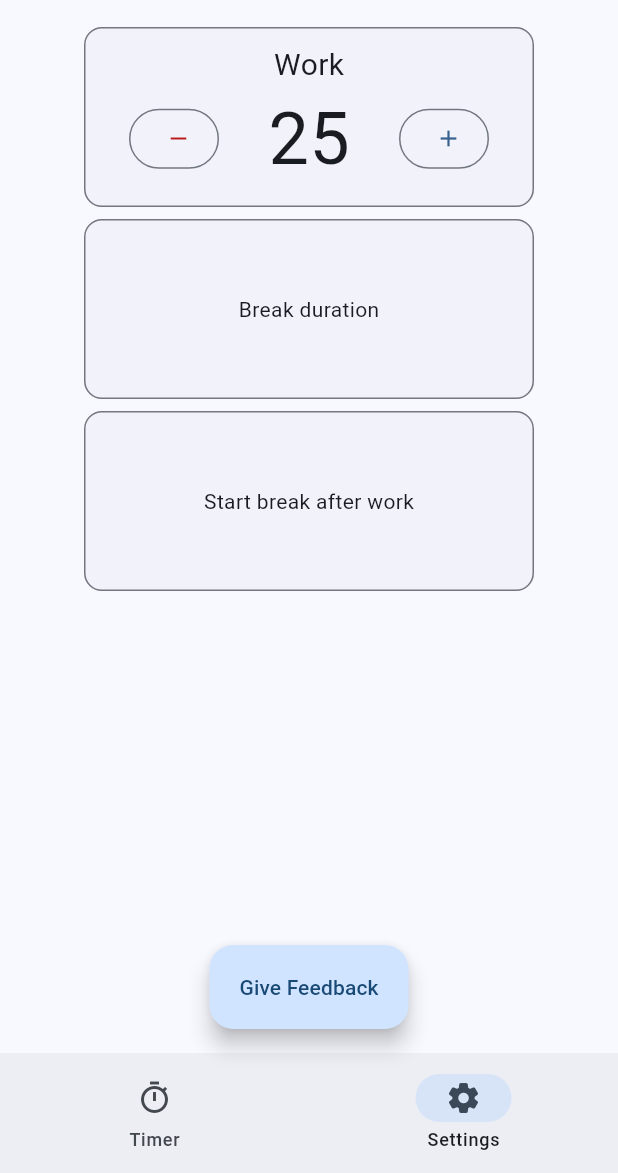
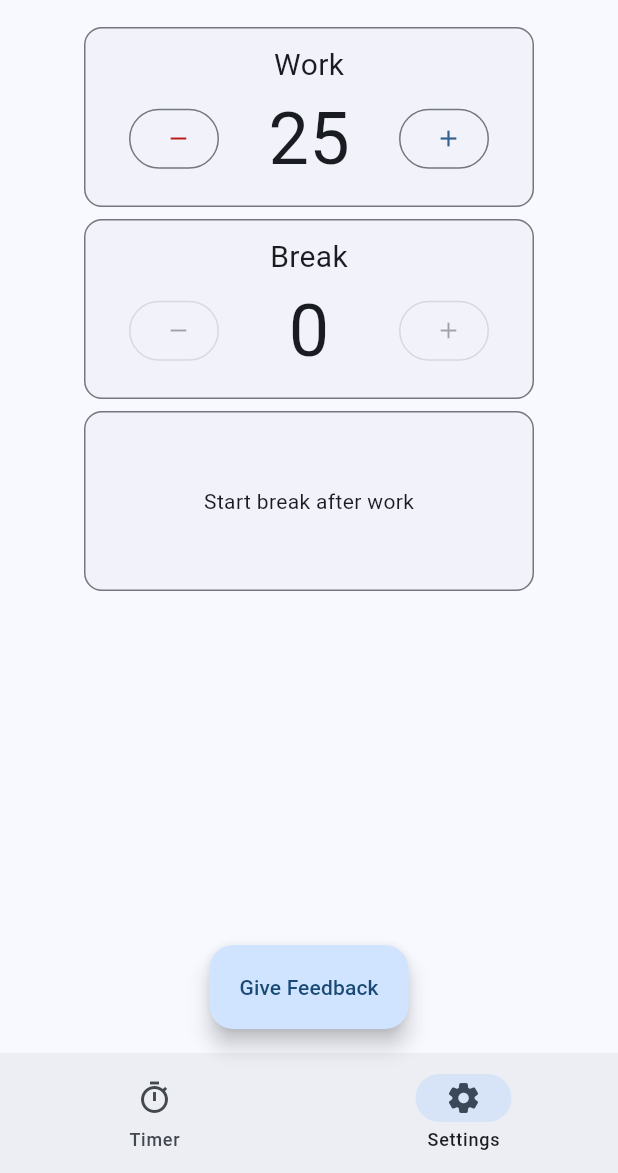
Before and after one commit to yhakamay/pomody, a Flutter app: the screen it shows after launch, item 2 of the bottom bar chosen, on a phone screen of 412 x 824 dp, the part 63-1236 px from its top. Run offline on Flutter 3.47's test engine with Material 2 defaults, Android fonts, the phone set to English and light mode, and no system bars; our stand-ins replace circular_countdown_timer, flutter_riverpod, hooks_riverpod.

Commit message:
Implement BreakDurationCard
Functionality will be implemented after break timer

```diff
--- a/lib/molecules/break_duration_card.dart
+++ b/lib/molecules/break_duration_card.dart
@@ -9,12 +9,52 @@ class BreakDurationCard extends StatelessWidget {
 
   @override
   Widget build(BuildContext context) {
-    return const OutlinedCard(
+    return OutlinedCard(
       width: 300,
       height: 120,
-      child: Center(
-        // TODO: Implement
-        child: Text('Break duration'),
+      child: Column(
+        // TODO: Implement after break timer is implemented
+        mainAxisAlignment: MainAxisAlignment.center,
+        children: [
+          const Text(
+            'Break',
+            style: TextStyle(fontSize: 20),
+          ),
+          Row(
+            mainAxisAlignment: MainAxisAlignment.center,
+            children: [
+              SizedBox(
+                width: 60,
+                child: OutlinedButton(
+                  onPressed: null,
+                  style: OutlinedButton.styleFrom(
+                    primary: Theme.of(context).colorScheme.error,
+                  ),
+                  child: const Icon(Icons.remove),
+                ),
+              ),
+              const SizedBox(
+                width: 120,
+                child: Center(
+                  child: Text(
+                    '${5 ~/ 60}',
+                    style: TextStyle(fontSize: 48),
+                  ),
+                ),
+              ),
+              SizedBox(
+                width: 60,
+                child: OutlinedButton(
+                  onPressed: null,
+                  style: OutlinedButton.styleFrom(
+                    primary: Theme.of(context).colorScheme.primary,
+                  ),
+                  child: const Icon(Icons.add),
+                ),
+              ),
+            ],
+          )
+        ],
       ),
     );
   }
```
